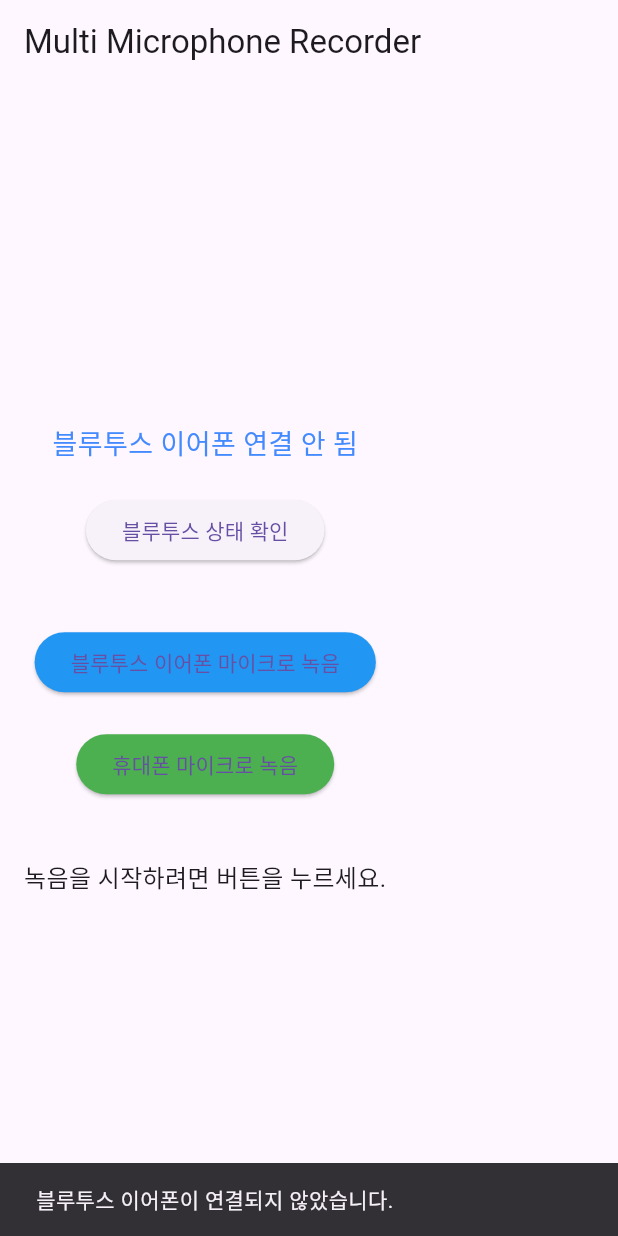
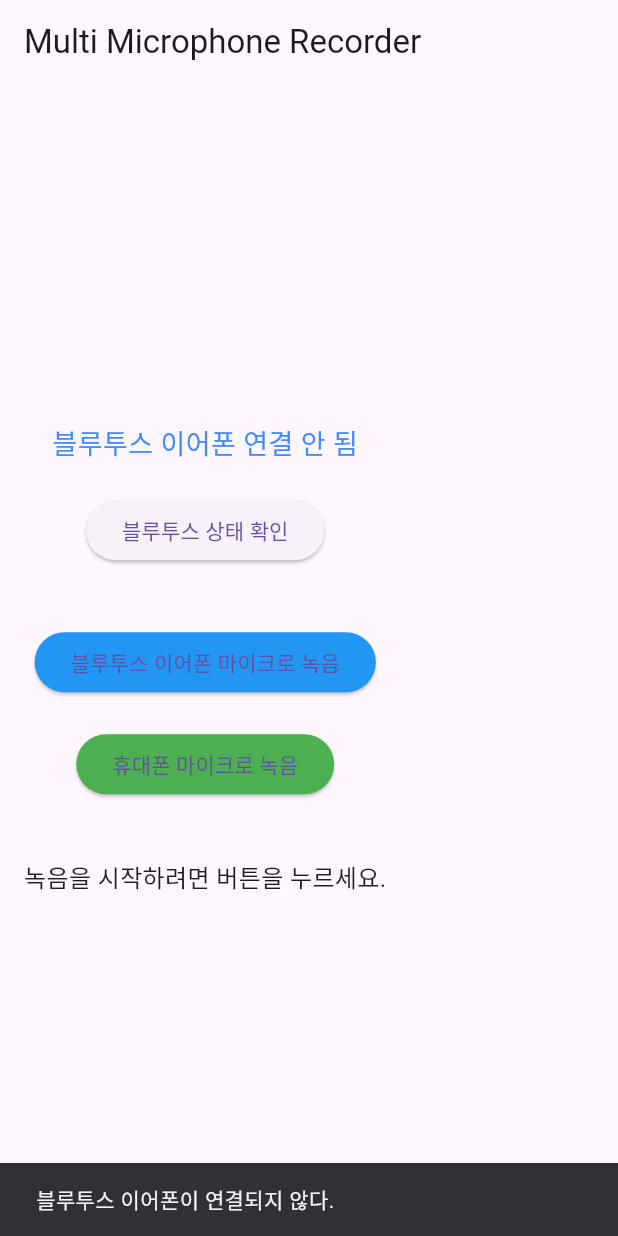
Before and after one commit to StoneCap-LGZSGY/application_demo, a Flutter app: the screen it shows after launch, after a tap on "블루투스 이어폰 마이크로 녹음", on a phone screen of 412 x 824 dp. Run offline on Flutter 3.47's test engine with Material 3 defaults, Android fonts, the phone set to English and light mode, and no system bars; our stand-ins replace permission_handler; missing offline and left inert: flutter_sound.

Commit message:
20250205

```diff
--- a/lib/main.dart
+++ b/lib/main.dart
@@ -45,7 +45,7 @@ class _MicrophoneRecorderState extends State<MicrophoneRecorder> {
   Future<void> _startRecording(String source) async {
     if (source == 'bluetooth' && !_hasBluetoothConnection) {
       ScaffoldMessenger.of(context).showSnackBar(
-        SnackBar(content: Text('블루투스 이어폰이 연결되지 않았습니다.')),
+        SnackBar(content: Text('블루투스 이어폰이 연결되지 않다.')),
       );
       return;
     }
```
